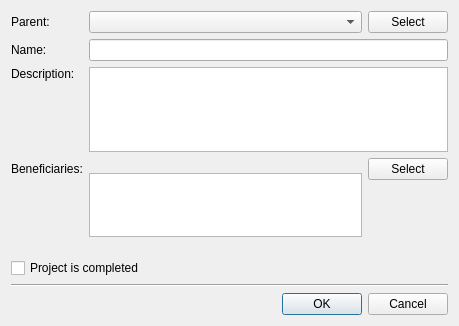
This is Src.QT/tt3-gui/CreateProjectDialog.ui in akapustiatyahoocouk/TimeTracker3 as Qt 5 draws it before an edit. The edited form follows.
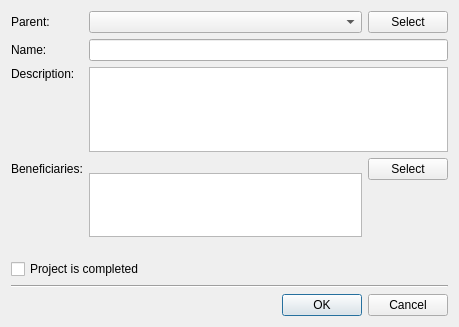
This is the edited form. Icons and pictures are not drawn.

What changed in the file:
```diff
--- a/Src.QT/tt3-gui/CreateProjectDialog.ui
+++ b/Src.QT/tt3-gui/CreateProjectDialog.ui
@@ -7,7 +7,7 @@
     <x>0</x>
     <y>0</y>
     <width>459</width>
-    <height>326</height>
+    <height>327</height>
    </rect>
   </property>
   <property name="windowTitle">
```
Left out of the diff: 3 changed lines with no effect on the pictures.
